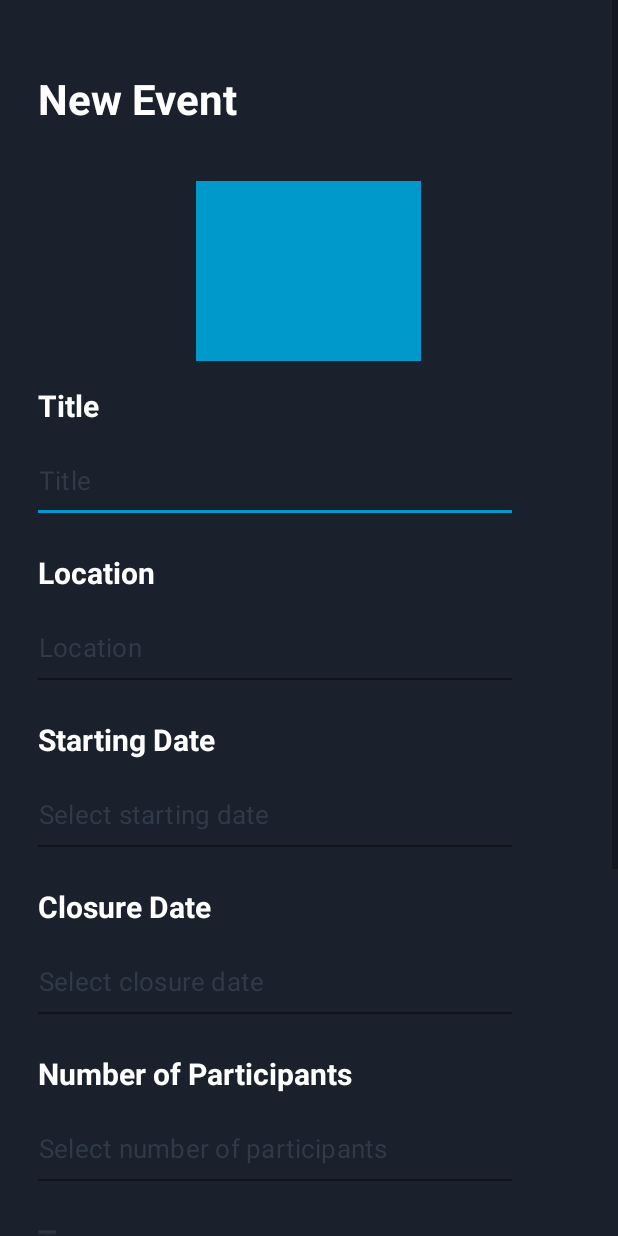
After one commit to danimr99/LaSalle_GTAS2_Android_OpenEvents, an Android app: the fragment EventCreationFragment shown on its own in the app's theme, on a phone screen of 412 x 824 dp. The commit adds this screen. Run offline under Robolectric (Android 15) with nearby library versions, the phone set to English and light mode, and no system bars.

Commit message:
creation of the event details and event creation fragments and layouts

```diff
--- /dev/null
+++ b/app/src/main/java/com/openevents/EventCreationFragment.java
@@ -0,0 +1,91 @@
+package com.openevents;
+
+import android.annotation.SuppressLint;
+import android.app.AlertDialog;
+import android.app.DatePickerDialog;
+import android.content.DialogInterface;
+import android.os.Bundle;
+
+import androidx.annotation.NonNull;
+import androidx.fragment.app.Fragment;
+
+import android.text.InputType;
+import android.view.LayoutInflater;
+import android.view.View;
+import android.view.ViewGroup;
+import android.widget.DatePicker;
+import android.widget.EditText;
+import android.widget.NumberPicker;
+
+import java.util.Calendar;
+
+public class EventCreationFragment extends Fragment {
+
+    DatePickerDialog startPicker;
+    EditText startText;
+    DatePickerDialog endPicker;
+    EditText endText;
+    EditText numberText;
+
+    public EventCreationFragment() {
+        // Required empty public constructor
+    }
+
+    //create onCreate method and create an onClickListener for the date EditText
+    @Override
+    public View onCreateView(LayoutInflater inflater, ViewGroup container,
+                             Bundle savedInstanceState) {
+        // Inflate the layout for this fragment
+        return inflater.inflate(R.layout.fragment_event_creation, container, false);
+    }
+
+    @SuppressLint("SetTextI18n")
+    @Override
+    public void onViewCreated(@NonNull View view, Bundle savedInstanceState) {
+        super.onViewCreated(view, savedInstanceState);
+
+        startText = view.findViewById(R.id.event_start_date_input);
+        startText.setInputType(InputType.TYPE_NULL);
+        endText = view.findViewById(R.id.event_end_date_input);
+        endText.setInputType(InputType.TYPE_NULL);
+        numberText = view.findViewById(R.id.event_number_input);
+        numberText.setInputType(InputType.TYPE_NULL);
+
+        startText.setOnClickListener(v -> {
+            final Calendar cldr = Calendar.getInstance();
+            int day = cldr.get(Calendar.DAY_OF_MONTH);
+            int month = cldr.get(Calendar.MONTH);
+            int year = cldr.get(Calendar.YEAR);
+            // date picker dialog
+            startPicker = new DatePickerDialog(getContext(),
+                    (view12, year12, monthOfYear, dayOfMonth) -> startText.setText(dayOfMonth + "/" + (monthOfYear + 1) + "/" + year12), year, month, day);
+            startPicker.show();
+        });
+
+        endText.setOnClickListener(v -> {
+            final Calendar cldr = Calendar.getInstance();
+            int day = cldr.get(Calendar.DAY_OF_MONTH);
+            int month = cldr.get(Calendar.MONTH);
+            int year = cldr.get(Calendar.YEAR);
+            // date picker dialog
+            endPicker = new DatePickerDialog(getContext(),
+                    (view1, year1, monthOfYear, dayOfMonth) -> endText.setText(dayOfMonth + "/" + (monthOfYear + 1) + "/" + year1), year, month, day);
+            endPicker.show();
+        });
+
+        numberText.setOnClickListener(v -> {
+            final NumberPicker numberPicker = new NumberPicker(getContext());
+            numberPicker.setMinValue(1);
+            numberPicker.setMaxValue(10000);
+            numberPicker.setValue(1);
+            numberPicker.setWrapSelectorWheel(false);
+            numberPicker.setOnValueChangedListener((picker, oldVal, newVal) -> numberText.setText(String.valueOf(newVal)));
+            new AlertDialog.Builder(getContext())
+                    .setTitle("Number of participants")
+                    .setView(numberPicker)
+                    .setPositiveButton("OK", (dialog, which) -> numberText.setText(String.valueOf(numberPicker.getValue())))
+                    .setNegativeButton("Cancel", (dialog, which) -> dialog.cancel())
+                    .show();
+        });
+    }
+}
--- /dev/null
+++ b/app/src/main/res/layout/fragment_event_creation.xml
@@ -0,0 +1,283 @@
+<?xml version="1.0" encoding="utf-8"?>
+<ScrollView xmlns:android="http://schemas.android.com/apk/res/android"
+    xmlns:tools="http://schemas.android.com/tools"
+    xmlns:app="http://schemas.android.com/apk/res-auto"
+    android:background="@color/primary_background"
+    android:layout_width="match_parent"
+    android:layout_height="match_parent"
+    tools:context=".EventCreationFragment"
+    android:requiresFadingEdge="vertical"
+    android:fadingEdgeLength="30dp">
+
+    <LinearLayout
+        android:layout_width="match_parent"
+        android:layout_height="wrap_content"
+        android:orientation="vertical"
+        android:paddingTop="25dp"
+        android:paddingEnd="25dp"
+        android:paddingStart="25dp"
+        android:paddingBottom="25dp">
+
+        <TextView
+            android:layout_width="wrap_content"
+            android:layout_height="50dp"
+            android:gravity="center_vertical"
+            android:layout_marginTop="15dp"
+            android:layout_marginBottom="30dp"
+            android:text="@string/newEventTextView"
+            android:textSize="28sp"
+            android:textColor="@color/white"
+            android:textStyle="bold"/>
+
+        <FrameLayout
+            android:layout_width="150dp"
+            android:layout_height="120dp"
+            android:layout_gravity="center"
+            android:background="@color/clear_blue">
+        </FrameLayout>
+
+        <TextView
+            android:layout_width="wrap_content"
+            android:layout_height="wrap_content"
+            android:layout_marginTop="16dp"
+            android:text="@string/titleEventCreation"
+            android:textSize="20sp"
+            android:textStyle="bold"
+            android:textColor="@color/white"/>
+
+        <com.google.android.material.textfield.TextInputLayout
+            android:id="@+id/event_title_input_layout"
+            android:layout_width="match_parent"
+            android:layout_height="wrap_content"
+            android:layout_marginEnd="30dp"
+            android:layout_gravity="center_horizontal"
+            app:errorEnabled="true"
+            app:hintEnabled="false">
+
+            <com.google.android.material.textfield.TextInputEditText
+                android:id="@+id/event_title_input"
+                android:layout_width="match_parent"
+                android:layout_height="wrap_content"
+                android:layout_gravity="center_horizontal"
+                android:hint="@string/titleEventCreation"
+                android:inputType="text"
+                android:textSize="17sp"
+                android:background="@color/primary_background"
+                android:textColor="@color/white"
+                android:textColorHint="@color/secondary_background" />
+        </com.google.android.material.textfield.TextInputLayout>
+
+        <TextView
+            android:layout_width="wrap_content"
+            android:layout_height="wrap_content"
+            android:layout_marginTop="5dp"
+            android:text="@string/locationEventCreation"
+            android:textSize="20sp"
+            android:textStyle="bold"
+            android:textColor="@color/white"/>
+
+        <com.google.android.material.textfield.TextInputLayout
+            android:id="@+id/event_location_input_layout"
+            android:layout_width="match_parent"
+            android:layout_height="wrap_content"
+            android:layout_marginEnd="30dp"
+            android:layout_gravity="center_horizontal"
+            app:errorEnabled="true"
+            app:hintEnabled="false">
+
+            <com.google.android.material.textfield.TextInputEditText
+                android:id="@+id/event_location_input"
+                android:layout_width="match_parent"
+                android:layout_height="wrap_content"
+                android:layout_gravity="center_horizontal"
+                android:hint="@string/locationEventCreation"
+                android:inputType="text"
+                android:textSize="17sp"
+                android:background="@color/primary_background"
+                android:textColor="@color/white"
+                android:textColorHint="@color/secondary_background" />
+        </com.google.android.material.textfield.TextInputLayout>
+
+        <TextView
+            android:layout_width="wrap_content"
+            android:layout_height="wrap_content"
+            android:layout_marginTop="5dp"
+            android:text="@string/startDateEventCreation"
+            android:textSize="20sp"
+            android:textStyle="bold"
+            android:textColor="@color/white"/>
+
+        <com.google.android.material.textfield.TextInputLayout
+            android:id="@+id/event_start_date_input_layout"
+            android:layout_width="match_parent"
+            android:layout_height="wrap_content"
+            android:layout_marginEnd="30dp"
+            android:layout_gravity="center_horizontal"
+            app:errorEnabled="true"
+            app:hintEnabled="false">
+
+            <EditText
+                android:id="@+id/event_start_date_input"
+                android:layout_width="match_parent"
+                android:layout_height="wrap_content"
+                android:layout_gravity="center_horizontal"
+                android:hint="@string/startDateEventCreationHint"
+                android:textSize="17sp"
+                android:background="@color/primary_background"
+                android:textColor="@color/white"
+                android:textColorHint="@color/secondary_background"
+                android:clickable="false"
+                android:focusable="false"
+                android:focusableInTouchMode="false"
+                android:inputType="date"
+                android:importantForAutofill="no" />
+        </com.google.android.material.textfield.TextInputLayout>
+
+        <TextView
+            android:layout_width="wrap_content"
+            android:layout_height="wrap_content"
+            android:layout_marginTop="5dp"
+            android:text="@string/endDateEventCreation"
+            android:textSize="20sp"
+            android:textStyle="bold"
+            android:textColor="@color/white"/>
+
+        <com.google.android.material.textfield.TextInputLayout
+            android:id="@+id/event_end_date_input_layout"
+            android:layout_width="match_parent"
+            android:layout_height="wrap_content"
+            android:layout_marginEnd="30dp"
+            android:layout_gravity="center_horizontal"
+            app:errorEnabled="true"
+            app:hintEnabled="false">
+
+            <EditText
+                android:id="@+id/event_end_date_input"
+                android:layout_width="match_parent"
+                android:layout_height="wrap_content"
+                android:layout_gravity="center_horizontal"
+                android:hint="@string/endDateEventCreationHint"
+                android:textSize="17sp"
+                android:background="@color/primary_background"
+                android:textColor="@color/white"
+                android:textColorHint="@color/secondary_background"
+                android:clickable="false"
+                android:focusable="false"
+                android:focusableInTouchMode="false"
+                android:inputType="date"
+                android:importantForAutofill="no" />
+        </com.google.android.material.textfield.TextInputLayout>
+
+        <TextView
+            android:layout_width="wrap_content"
+            android:layout_height="wrap_content"
+            android:layout_marginTop="5dp"
+            android:text="@string/numberOfParticipants"
+            android:textSize="20sp"
+            android:textStyle="bold"
+            android:textColor="@color/white"/>
+
+        <com.google.android.material.textfield.TextInputLayout
+            android:id="@+id/event_participants_input_layout"
+            android:layout_width="match_parent"
+            android:layout_height="wrap_content"
+            android:layout_marginEnd="30dp"
+            android:layout_gravity="center_horizontal"
+            app:errorEnabled="true"
+            app:hintEnabled="false">
+
+            <EditText
+                android:id="@+id/event_number_input"
+                android:layout_width="match_parent"
+                android:layout_height="wrap_content"
+                android:layout_gravity="center_horizontal"
+                android:hint="@string/participantsEventCreationHint"
+                android:textSize="17sp"
+                android:background="@color/primary_background"
+                android:textColor="@color/white"
+                android:textColorHint="@color/secondary_background"
+                android:clickable="false"
+                android:focusable="false"
+                android:focusableInTouchMode="false"
+                android:inputType="number"
+                android:importantForAutofill="no" />
+
+        </com.google.android.material.textfield.TextInputLayout>
+
+        <TextView
+            android:layout_width="wrap_content"
+            android:layout_height="wrap_content"
+            android:layout_marginTop="5dp"
+            android:text="@string/typeOfEvent"
+            android:textSize="20sp"
+            android:textStyle="bold"
+            android:textColor="@color/white"/>
+
+        <com.google.android.material.textfield.TextInputLayout
+            android:id="@+id/event_type_input_layout"
+            android:layout_width="match_parent"
+            android:layout_height="wrap_content"
+            android:layout_marginEnd="30dp"
+            android:layout_gravity="center_horizontal"
+            app:errorEnabled="true"
+            app:hintEnabled="false">
+
+            <com.google.android.material.textfield.TextInputEditText
+                android:id="@+id/event_type_input"
+                android:layout_width="match_parent"
+                android:layout_height="wrap_content"
+                android:layout_gravity="center_horizontal"
+                android:hint="@string/typeOfEvent"
+                android:inputType="text"
+                android:textSize="17sp"
+                android:background="@color/primary_background"
+                android:textColor="@color/white"
+                android:textColorHint="@color/secondary_background" />
+        </com.google.android.material.textfield.TextInputLayout>
+
+        <TextView
+            android:layout_width="wrap_content"
+            android:layout_height="wrap_content"
+            android:layout_marginTop="5dp"
+            android:text="@string/eventDescription"
+            android:textSize="20sp"
+            android:textStyle="bold"
+            android:textColor="@color/white"/>
+
+        <com.google.android.material.textfield.TextInputLayout
+            android:id="@+id/event_description_input_layout"
+            android:layout_width="match_parent"
+            android:layout_height="wrap_content"
+            android:layout_marginEnd="30dp"
+            android:layout_gravity="center_horizontal"
+            app:errorEnabled="true"
+            app:hintEnabled="false">
+
+            <com.google.android.material.textfield.TextInputEditText
+                android:id="@+id/event_description_input"
+                android:layout_width="match_parent"
+                android:layout_height="wrap_content"
+                android:layout_gravity="center_horizontal"
+                android:hint="@string/eventDescription"
+                android:inputType="text"
+                android:textSize="17sp"
+                android:background="@color/primary_background"
+                android:textColor="@color/white"
+                android:textColorHint="@color/secondary_background" />
+        </com.google.android.material.textfield.TextInputLayout>
+
+        <Button
+            android:id="@+id/signInButton"
+            android:layout_width="wrap_content"
+            android:layout_height="60dp"
+            android:layout_gravity="center_horizontal"
+            android:layout_marginTop="25dp"
+            android:layout_marginBottom="30dp"
+            android:backgroundTint="@color/clear_blue"
+            android:text="@string/createEvent"
+            android:textColor="#fff"
+            android:textSize="18sp" />
+
+    </LinearLayout>
+
+</ScrollView>
--- a/app/src/main/res/values/colors.xml
+++ b/app/src/main/res/values/colors.xml
@@ -13,4 +13,5 @@
     <color name="soft_purple">#AEA5CF</color>
     <color name="broken_white">#FFB3B0B0</color>
     <color name="red_delete">#eb4034</color>
+    <color name="broken_grey">#6e6968</color>
 </resources>
--- a/app/src/main/res/values/strings.xml
+++ b/app/src/main/res/values/strings.xml
@@ -47,4 +47,19 @@
     <string name="percentageOfUsers">Percentage of users with less comments</string>
     <string name="logOut">Log Out</string>
     <string name="deleteAccount">Delete Account</string>
+    <string name="dateOfEvent">Date</string>
+    <string name="separator">-</string>
+    <string name="typeOfEvent">Type</string>
+    <string name="numberOfParticipants">Number of Participants</string>
+    <string name="eventDescription">Description</string>
+    <string name="joinEvent">Join Event</string>
+    <string name="newEventTextView">New Event</string>
+    <string name="titleEventCreation">Title</string>
+    <string name="locationEventCreation">Location</string>
+    <string name="startDateEventCreation">Starting Date</string>
+    <string name="startDateEventCreationHint">Select starting date</string>
+    <string name="endDateEventCreation">Closure Date</string>
+    <string name="endDateEventCreationHint">Select closure date</string>
+    <string name="participantsEventCreationHint">Select number of participants</string>
+    <string name="createEvent">CREATE EVENT</string>
 </resources>
```
Also changed, not shown: app/src/main/java/com/openevents/EventDetailsFragment.java (added, +29 -0 lines), app/src/main/res/layout/fragment_event_details.xml (added, +210 -0 lines).
